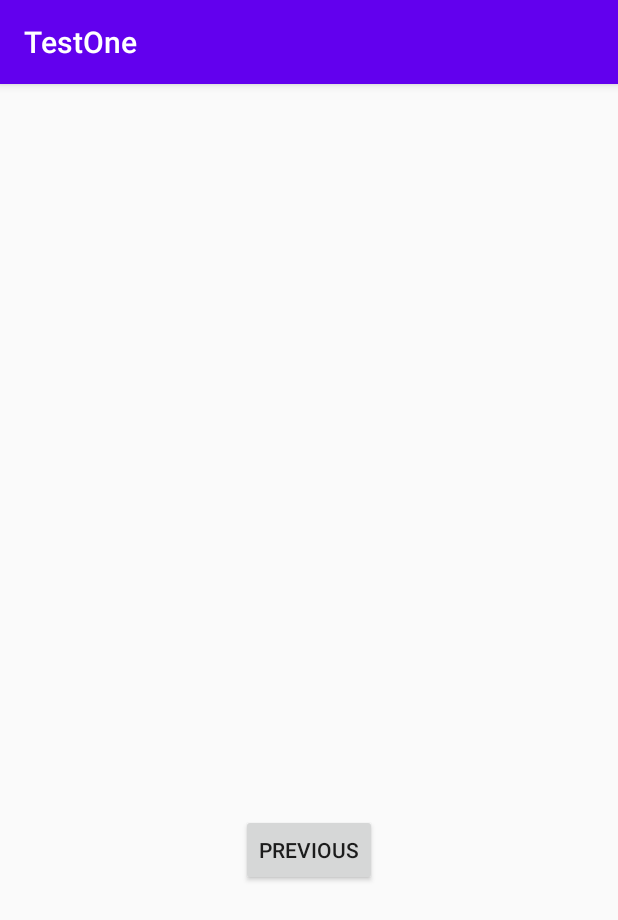
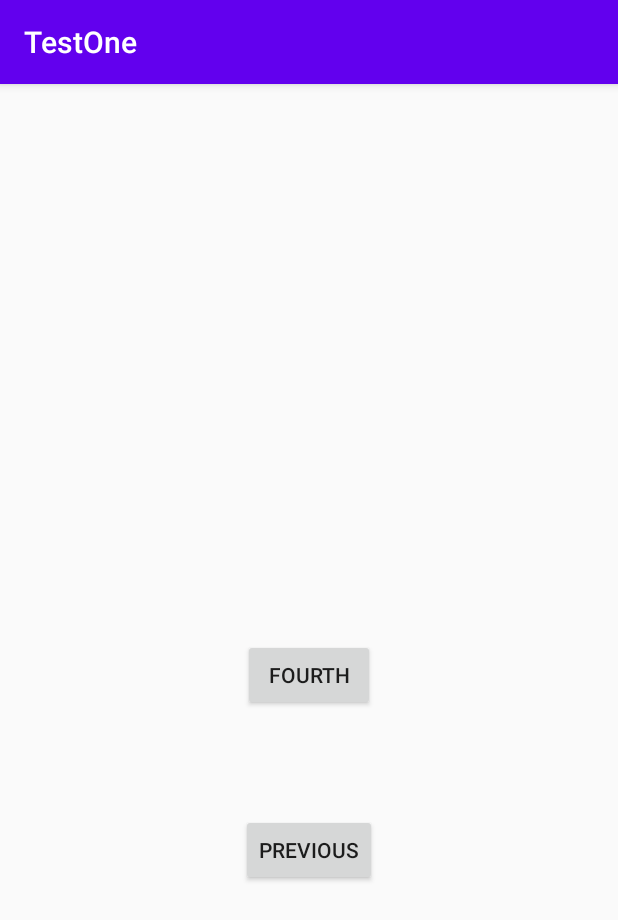
Before and after one commit to navigrewal/MyProject, an Android app: the fragment FourthFragment shown on its own in the app's theme, on a phone screen of 412 x 824 dp. Shown: the top 920 px of the screen. Run offline under Robolectric (Android 15) with nearby library versions, the phone set to English and light mode, and no system bars.

Commit message:
Updated fragment view

```diff
--- a/app/src/main/java/com/example/testone/FourthFragment.kt
+++ b/app/src/main/java/com/example/testone/FourthFragment.kt
@@ -1,6 +1,7 @@
 package com.example.testone
 
 import android.os.Bundle
+import android.util.Log
 import androidx.fragment.app.Fragment
 import android.view.LayoutInflater
 import android.view.View
@@ -18,13 +19,14 @@ class FourthFragment : Fragment() {
             savedInstanceState: Bundle?
     ): View? {
         // Inflate the layout for this fragment
-        return inflater.inflate(R.layout.fragment_second, container, false)
+        return inflater.inflate(R.layout.fragment_fourth, container, false)
     }
 
     override fun onViewCreated(view: View, savedInstanceState: Bundle?) {
         super.onViewCreated(view, savedInstanceState)
 
-        view.findViewById<Button>(R.id.button_second).setOnClickListener {
+        view.findViewById<Button>(R.id.button_fourth).setOnClickListener {
+            Log.e("Button Clicked", "Success")
             findNavController().navigate(R.id.action_SecondFragment_to_FirstFragment)
         }
     }
--- a/app/src/main/res/layout/fragment_fourth.xml
+++ b/app/src/main/res/layout/fragment_fourth.xml
@@ -24,4 +24,14 @@
         app:layout_constraintEnd_toEndOf="parent"
         app:layout_constraintStart_toStartOf="parent"
         app:layout_constraintTop_toBottomOf="@id/textview_second" />
+
+    <Button
+        android:id="@+id/button_fourth"
+        android:layout_width="wrap_content"
+        android:layout_height="wrap_content"
+        android:text="@string/fourth"
+        app:layout_constraintBottom_toBottomOf="@+id/button_second"
+        app:layout_constraintEnd_toEndOf="@+id/button_second"
+        app:layout_constraintStart_toStartOf="@+id/button_second"
+        app:layout_constraintTop_toBottomOf="@id/textview_second" />
 </androidx.constraintlayout.widget.ConstraintLayout>
--- a/app/src/main/res/values/strings.xml
+++ b/app/src/main/res/values/strings.xml
@@ -6,6 +6,7 @@
     <string name="second_fragment_label">Second Fragment</string>
     <string name="next">Next</string>
     <string name="previous">Previous</string>
+    <string name="fourth">Fourth</string>
 
     <string name="hello_first_fragment">Hello first fragment</string>
     <string name="hello_second_fragment">Hello second fragment. Arg: %1$s</string>
```
